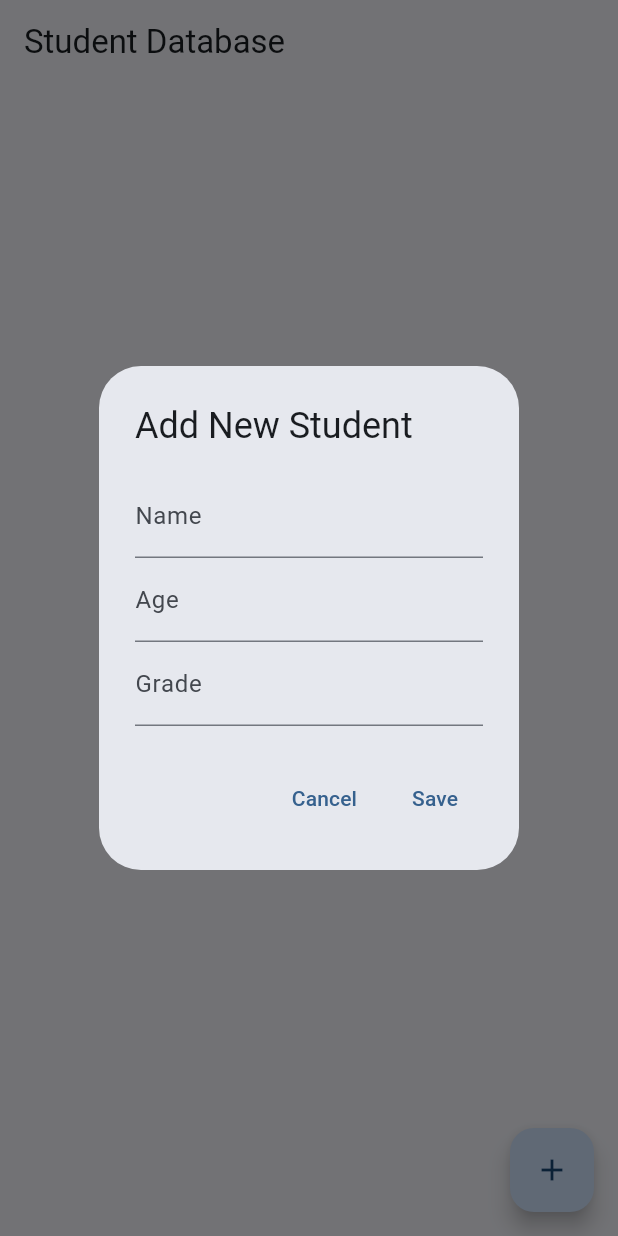
After one commit to majidbhuiyan20/Flutter-Practice, a Flutter app: the StudentDatabasePage screen opened by its route, after a tap on the "add" icon, on a phone screen of 412 x 824 dp. The commit adds this screen. Run offline on Flutter 3.47's test engine with Material 3 defaults, Android fonts, the light colour scheme and no system bars; our stand-ins replace badges, cloud_firestore, firebase_auth, firebase_core, flutter_local_notifications, flutter_riverpod and 7 more; accounts and stored records are empty.

Commit message:
local storage sqflite practice(not complete)

```diff
--- a/lib/home_page/feature_card.dart
+++ b/lib/home_page/feature_card.dart
@@ -49,6 +49,7 @@ final featureListProvider = StateProvider<List<Feature>>((ref) => [
   Feature(title: 'Notification', icon: Icons.notifications, route: '/notification'),
   Feature(title: 'API Call', icon: Icons.cloud_download, route: '/apiUI'),
   Feature(title: 'Firestore', icon: Icons.storage, route: '/firestore'),
+  Feature(title: 'Local Storage', icon: Icons.storage, route: '/localStorage'),
   Feature(title: 'Ostad Work', icon: Icons.home_work, route: '/ostadHome'),
   Feature(title: 'Basic Calculator', icon: Icons.calculate, route: '/calculator'),
   Feature(title: 'Water Tracker', icon: Icons.water_drop, route: '/waterTracker'),
--- /dev/null
+++ b/lib/local_storage/sqflite/sqflite_home_screen.dart
@@ -0,0 +1,290 @@
+import 'package:flutter/material.dart';
+import 'package:path/path.dart';
+import 'package:sqflite/sqflite.dart';
+class StudentDatabasePage extends StatefulWidget {
+  @override
+  _StudentDatabasePageState createState() => _StudentDatabasePageState();
+}
+
+class _StudentDatabasePageState extends State<StudentDatabasePage> {
+  final DatabaseHelper _dbHelper = DatabaseHelper();
+  List<Student> _students = [];
+  final _formKey = GlobalKey<FormState>();
+  final TextEditingController _nameController = TextEditingController();
+  final TextEditingController _ageController = TextEditingController();
+  final TextEditingController _gradeController = TextEditingController();
+
+  @override
+  void initState() {
+    super.initState();
+    _loadStudents();
+  }
+
+  // Load students from the database
+  void _loadStudents() async {
+    List<Student> students = await _dbHelper.getAllStudents();
+    setState(() {
+      _students = students;
+    });
+  }
+
+  // Add a new student
+  void _showAddStudentDialog(BuildContext context) {
+    _nameController.clear();
+    _ageController.clear();
+    _gradeController.clear();
+
+    showDialog(
+      context: context,  // Pass the parent context here
+      builder: (BuildContext context) {
+        return AlertDialog(
+          title: Text('Add New Student'),
+          content: Form(
+            key: _formKey,
+            child: Column(
+              mainAxisSize: MainAxisSize.min,
+              children: [
+                TextFormField(
+                  controller: _nameController,
+                  decoration: InputDecoration(labelText: 'Name'),
+                  validator: (value) {
+                    if (value == null || value.isEmpty) {
+                      return 'Please enter a name';
+                    }
+                    return null;
+                  },
+                ),
+                TextFormField(
+                  controller: _ageController,
+                  decoration: InputDecoration(labelText: 'Age'),
+                  keyboardType: TextInputType.number,
+                  validator: (value) {
+                    if (value == null || value.isEmpty) {
+                      return 'Please enter an age';
+                    }
+                    if (int.tryParse(value) == null) {
+                      return 'Please enter a valid age';
+                    }
+                    return null;
+                  },
+                ),
+                TextFormField(
+                  controller: _gradeController,
+                  decoration: InputDecoration(labelText: 'Grade'),
+                  validator: (value) {
+                    if (value == null || value.isEmpty) {
+                      return 'Please enter a grade';
+                    }
+                    return null;
+                  },
+                ),
+              ],
+            ),
+          ),
+          actions: [
+            TextButton(
+              onPressed: () => Navigator.of(context).pop(),
+              child: Text('Cancel'),
+            ),
+            TextButton(
+              onPressed: () async {
+                if (_formKey.currentState!.validate()) {
+                  Student newStudent = Student(
+                    name: _nameController.text,
+                    age: int.parse(_ageController.text),
+                    grade: _gradeController.text,
+                  );
+                  await _dbHelper.insertStudent(newStudent);
+                  _loadStudents(); // Reload the student list after adding
+                  Navigator.of(context).pop();
+                }
+              },
+              child: Text('Save'),
+            ),
+          ],
+        );
+      },
+    );
+  }
+
+
+  // Update a student
+  void _updateStudent(Student student) async {
+    Student updatedStudent = Student(
+      id: student.id,
+      name: student.name,
+      age: student.age + 1,  // Example: increment age by 1
+      grade: student.grade,
+    );
+    await _dbHelper.updateStudent(updatedStudent);
+    _loadStudents();  // Reload after updating
+  }
+
+  // Delete a student
+  void _deleteStudent(int id) async {
+    await _dbHelper.deleteStudent(id);
+    _loadStudents();  // Reload after deleting
+  }
+
+  @override
+  Widget build(BuildContext context) {
+    return Scaffold(
+      appBar: AppBar(
+        title: Text('Student Database'),
+      ),
+      body: ListView.builder(
+        itemCount: _students.length,
+        itemBuilder: (context, index) {
+          final student = _students[index];
+          return ListTile(
+            title: Text(student.name),
+            subtitle: Text('Age: ${student.age}, Grade: ${student.grade}'),
+            trailing: IconButton(
+              icon: Icon(Icons.delete),
+              onPressed: () {
+                _deleteStudent(student.id!);  // Delete student
+              },
+            ),
+            onTap: () {
+              _updateStudent(student);  // Update student on tap
+            },
+          );
+        },
+      ),
+      floatingActionButton: FloatingActionButton(
+        onPressed: () {
+          _showAddStudentDialog(context); // Show dialog to add a new student
+        },
+        child: Icon(Icons.add),
+      ),
+    );
+  }
+}
+class Student {
+  int? id;
+  final String name;
+  final int age;
+  final String grade;
+
+  Student({
+    this.id,
+    required this.name,
+    required this.age,
+    required this.grade,
+  });
+
+  // Convert a Student into a Map. The keys must correspond to the names of the columns in the database.
+  Map<String, dynamic> toMap() {
+    return {
+      'id': id,
+      'name': name,
+      'age': age,
+      'grade': grade,
+    };
+  }
+
+  // Convert a Map into a Student object.
+  factory Student.fromMap(Map<String, dynamic> map) {
+    return Student(
+      id: map['id'],
+      name: map['name'],
+      age: map['age'],
+      grade: map['grade'],
+    );
+  }
+}
+
+
+
+class DatabaseHelper {
+  static final DatabaseHelper _instance = DatabaseHelper._internal();
+  factory DatabaseHelper() => _instance;
+
+  static Database? _database;
+
+  DatabaseHelper._internal();
+
+  // Open the database
+  Future<Database> get database async {
+    if (_database != null) return _database!;
+
+    // If the database is not created yet, then create it.
+    _database = await _initDatabase();
+    return _database!;
+  }
+
+  // Initialize the database
+  Future<Database> _initDatabase() async {
+    String path = await getDatabasesPath();
+    return await openDatabase(
+      join(path, 'students.db'),
+      onCreate: (db, version) async {
+        // Create a table for storing student data
+        await db.execute(
+          '''
+          CREATE TABLE students(
+            id INTEGER PRIMARY KEY AUTOINCREMENT,
+            name TEXT,
+            age INTEGER,
+            grade TEXT
+          )
+          ''',
+        );
+      },
+      version: 1,
+    );
+  }
+
+  // Insert a student into the database
+  Future<int> insertStudent(Student student) async {
+    final db = await database;
+    return await db.insert('students', student.toMap());
+  }
+
+  // Get all students from the database
+  Future<List<Student>> getAllStudents() async {
+    final db = await database;
+    final List<Map<String, dynamic>> maps = await db.query('students');
+
+    return List.generate(maps.length, (i) {
+      return Student.fromMap(maps[i]);
+    });
+  }
+
+  // Get a student by id
+  Future<Student?> getStudentById(int id) async {
+    final db = await database;
+    final List<Map<String, dynamic>> maps = await db.query(
+      'students',
+      where: 'id = ?',
+      whereArgs: [id],
+    );
+
+    if (maps.isNotEmpty) {
+      return Student.fromMap(maps.first);
+    } else {
+      return null;
+    }
+  }
+
+  // Update a student's data
+  Future<int> updateStudent(Student student) async {
+    final db = await database;
+    return await db.update(
+      'students',
+      student.toMap(),
+      where: 'id = ?',
+      whereArgs: [student.id],
+    );
+  }
+
+  // Delete a student
+  Future<int> deleteStudent(int id) async {
+    final db = await database;
+    return await db.delete(
+      'students',
+      where: 'id = ?',
+      whereArgs: [id],
+    );
+  }
+}
--- a/lib/router/app_routes.dart
+++ b/lib/router/app_routes.dart
@@ -3,6 +3,9 @@ import 'package:practice/firestore/firestore_send_data.dart';
 import 'package:practice/firestore/firestore_view.dart';
 import 'package:practice/home_page/home_page_screen.dart';
 import 'package:go_router/go_router.dart';
+import 'package:practice/local_storage/local_storage_home_screen.dart';
+import 'package:practice/local_storage/shared_preferances/shared_preferances_home_screen.dart';
+import 'package:practice/local_storage/sqflite/sqflite_home_screen.dart';
 import 'package:practice/ostad_flutter/live_test/add_employe.dart';
 import 'package:practice/ostad_flutter/ostad_home.dart';
 import 'package:practice/project/calculator/calculatorApp.dart';
@@ -37,6 +40,10 @@ final GoRouter router = GoRouter(
     GoRoute(path: '/moneyManagement', builder: (context, state) => const MoneyManagement()),
     GoRoute(path: '/toDo', builder: (context, state) => const BasicTodoApp()),
     GoRoute(path: '/crudApp', builder: (context, state) => const CrudAppScreen()),
+    GoRoute(path: '/localStorage', builder: (context, state) => const LocalStorageHomeScreen()),
+    GoRoute(path: '/sharedPreferences', builder: (context, state) => const SharedPreferencesHomeScreen()),
+    GoRoute(path: '/studentDatabasePage', builder: (context, state) =>  StudentDatabasePage()),
+
 
 
 
--- a/pubspec.yaml
+++ b/pubspec.yaml
@@ -29,6 +29,7 @@ dependencies:
   google_sign_in: ^6.2.1
   flutter_local_notifications: ^17.2.2
   timezone: ^0.9.4
+  path: ^1.8.0
 dev_dependencies:
   flutter_test:
     sdk: flutter
```
Also changed, not shown: lib/local_storage/local_storage_home_screen.dart (added, +56 -0 lines), lib/local_storage/shared_preferances/shared_preferances_home_screen.dart (added, +22 -0 lines), pubspec.lock.
